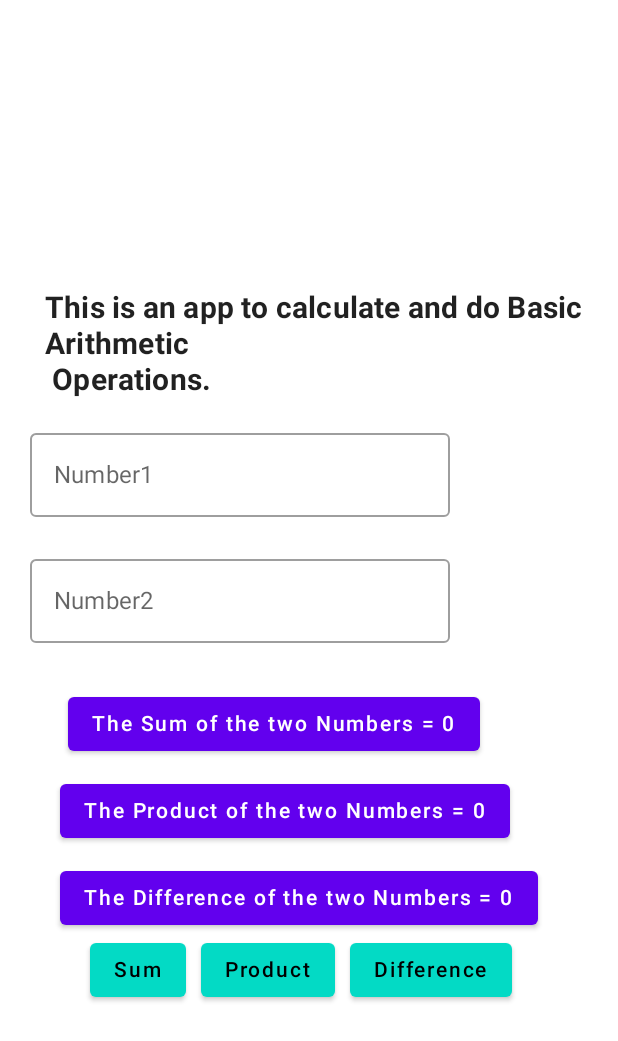
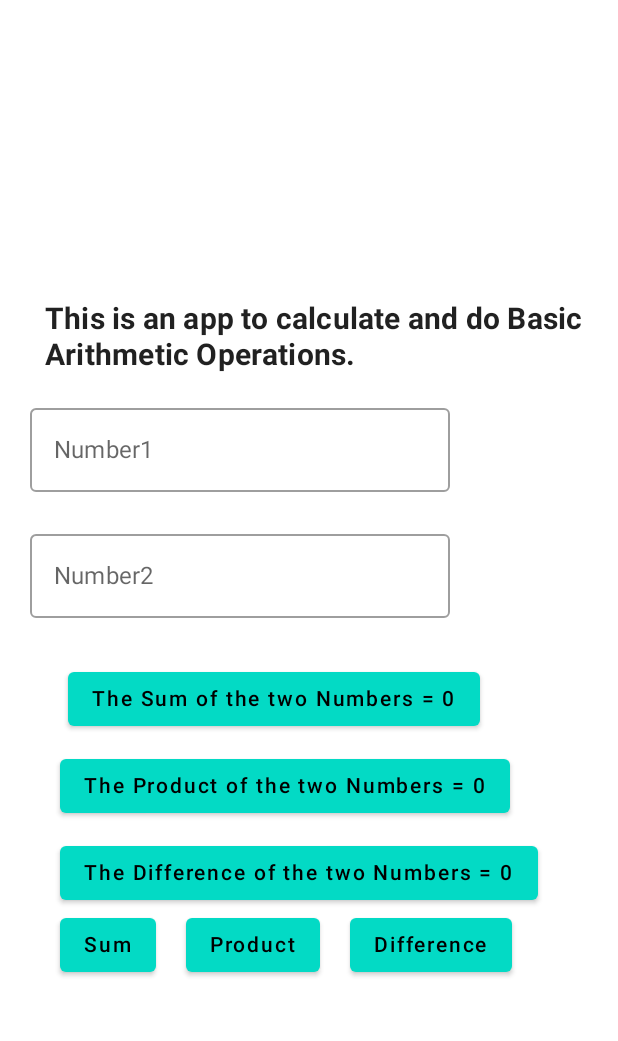
Before and after one commit to OGOLA-SOSPETER/CalculatorApp, an Android app built with Jetpack Compose: the screen it shows after launch (MainActivity), on a phone screen of 412 x 824 dp. Shown: the top 1041 px of the screen. Run offline under Robolectric (Android 15) with nearby library versions, the phone set to English and light mode, and no system bars.

Commit message:
My Calculator App Updates

```diff
--- a/app/src/main/java/com/developerapplications/calculatorapp/MainActivity.kt
+++ b/app/src/main/java/com/developerapplications/calculatorapp/MainActivity.kt
@@ -42,9 +42,9 @@ fun Arithmetic() {
     var product by rememberSaveable{mutableStateOf(0)}
     var sub by rememberSaveable{mutableStateOf(0)}
     Column (verticalArrangement = Arrangement.Center,
-    modifier = Modifier.padding(top = 10.dp,start = 10.dp,end = 10.dp)){
+    modifier = Modifier.padding(start = 10.dp,end = 10.dp)){
         Text(
-            AnnotatedString(text = "This is an app to calculate and do Basic Arithmetic\n Operations."),
+            AnnotatedString(text = "This is an app to calculate and do Basic Arithmetic Operations."),
         Modifier.offset(20.dp,20.dp),
             style = MaterialTheme.typography.h6,
             fontWeight = FontWeight.Bold,
@@ -71,23 +71,26 @@ fun Arithmetic() {
 
         )
 
-        Button(modifier = Modifier.offset(35.dp,30.dp),onClick = {  }) {
+        Button(colors = ButtonDefaults.buttonColors(backgroundColor = MaterialTheme.colors.secondary)
+            ,modifier = Modifier.offset(35.dp,30.dp),onClick = {  }) {
             Text(text = "The Sum of the two Numbers = $sum")
         }
         Spacer(modifier = Modifier.height(10.dp))
 
-        Button(modifier = Modifier.offset(30.dp,30.dp),onClick = {  }) {
+        Button(colors = ButtonDefaults.buttonColors(backgroundColor = MaterialTheme.colors.secondary)
+            ,modifier = Modifier.offset(30.dp,30.dp),onClick = {  }) {
             Text(text = "The Product of the two Numbers = $product")
         }
         Spacer(modifier = Modifier.height(10.dp))
 
-        Button(modifier = Modifier.offset(30.dp,30.dp),onClick = {  }) {
+        Button(colors = ButtonDefaults.buttonColors(backgroundColor = MaterialTheme.colors.secondary),
+            modifier = Modifier.offset(30.dp,30.dp),onClick = {  }) {
             Text(text = "The Difference of the two Numbers = $sub")
         }
         Spacer(modifier = Modifier.height(20.dp))
 Row(horizontalArrangement = Arrangement.spacedBy(10.dp)) {
     Button(
-        modifier = Modifier.offset(50.dp, 10.dp), onClick = {
+        modifier = Modifier.offset(30.dp, 10.dp), onClick = {
             val num = number1.text.toInt()
             val numb = number2.text.toInt()
             if (num != 0 && numb != 0) {
@@ -99,7 +102,7 @@ Row(horizontalArrangement = Arrangement.spacedBy(10.dp)) {
     {Text(text = "Sum")}
 
     Button(
-        modifier = Modifier.offset(50.dp, 10.dp), onClick = {
+        modifier = Modifier.offset(40.dp, 10.dp), onClick = {
             val num = number1.text.toInt()
             val numb = number2.text.toInt()
             if (num != 0 && numb != 0) {
```
